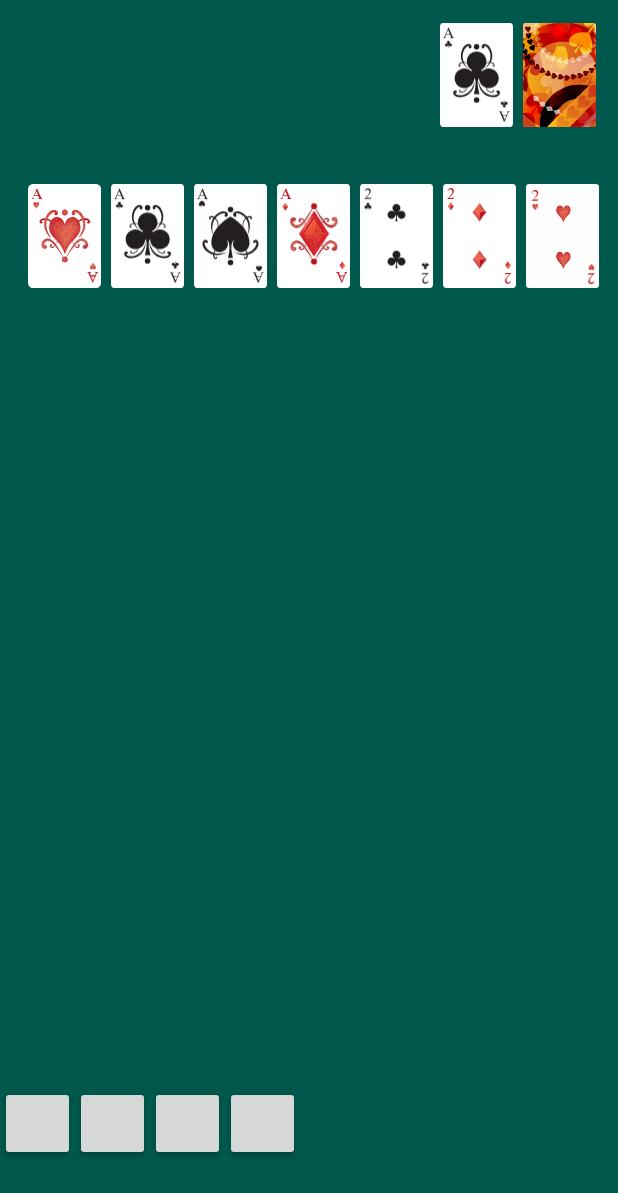
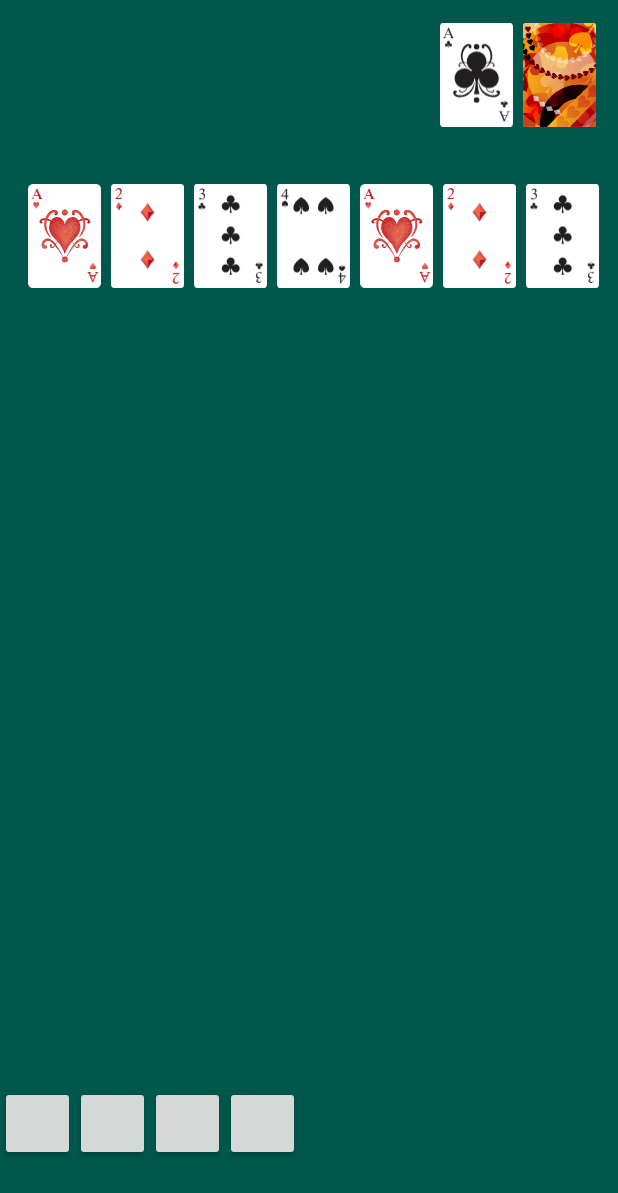
Before and after one commit to MinaToma/GameBox, an Android app: the screen it shows after launch (SolitairGameActivity), on a phone screen of 412 x 824 dp. Shown: the top 1193 px of the screen. Run offline under Robolectric (Android 15) with nearby library versions, the light colour scheme and no system bars.

Commit message:
getting card by name

```diff
--- a/app/src/main/java/com/example/mina/gamebox/SolitairGameActivity.java
+++ b/app/src/main/java/com/example/mina/gamebox/SolitairGameActivity.java
@@ -22,6 +22,7 @@ public class SolitairGameActivity extends AppCompatActivity {
     ArrayList<Stack<Card>> playCardStack , finishedCard;
     Pair<Float,Float> drawCardPosition , drawnCardPosition;
     ArrayList<Pair<Float , Float>> playCardPostion , finishedCardPosition;
+    ArrayList<String> cardType;
 
     @Override
     protected void onCreate(Bundle savedInstanceState) {
@@ -39,14 +40,22 @@ public class SolitairGameActivity extends AppCompatActivity {
         drawnCardStack = new Stack<Card>();
         playCardStack = new ArrayList<Stack<Card>>();
         finishedCard = new ArrayList<Stack<Card>>();
+        cardType = new ArrayList<String>();
 
-        initializeFinishedCardPosition();
+        initializeCardType();
         initializeCards();
         initializeDrawStack();
         initializeDrawnStackPosition();
         initializePlayCardPosition();
+        initializeFinishedCardPosition();
     }
 
+    private void initializeCardType() {
+        cardType.add(new String("hearts"));
+        cardType.add(new String("diamonds"));
+        cardType.add(new String("clubs"));
+        cardType.add(new String("spades"));
+    }
 
     private void initializeCards() {
         for(int i = 0 ; i < 52 ; i++)
@@ -194,42 +203,16 @@ public class SolitairGameActivity extends AppCompatActivity {
         Float x = playRelativeLayout.getX() , y = playRelativeLayout.getY();
         playCardPostion = new ArrayList<Pair<Float, Float>>();
 
+        Log.i("min", "CARASDKASJFKLASHK");
         for(int i = 0 ; i < 7 ; i++)
         {
-            Log.i("min" ,Integer.toString(i));
             playCardPostion.add(new Pair<Float, Float>(x , y));
-            Card card;
-            if(i == 0){
 
-                card = new Card(getBaseContext() , R.drawable.hearts1 , baseImageButton.getLayoutParams());
-            }
-            else if(i == 1) {
+            String cardName = cardType.get(i % 4);
+            cardName += Integer.toString(i%4 + 1);
 
-                card = new Card(getBaseContext(), R.drawable.clubs1, baseImageButton.getLayoutParams());
-            }
-            else if(i == 2)
-            {
-
-                card = new Card(getBaseContext() , R.drawable.spades1, baseImageButton.getLayoutParams());
-            }
-
-            else if(i == 3){
-
-                card = new Card(getBaseContext() , R.drawable.diamonds1 , baseImageButton.getLayoutParams());
-            }
-            else if(i == 4){
-
-                card = new Card(getBaseContext() , R.drawable.clubs2 , baseImageButton.getLayoutParams());
-            }
-            else if(i == 5){
-
-                card = new Card(getBaseContext() , R.drawable.diamonds2 , baseImageButton.getLayoutParams());
-            }
-            else {
-
-                card = new Card(getBaseContext() , R.drawable.hearts2 , baseImageButton.getLayoutParams());
-            }
-
+            int pictureId = getBaseContext().getResources().getIdentifier(cardName , "drawable" , getBaseContext().getPackageName());
+            Card card = new Card(getBaseContext() , pictureId , baseImageButton.getLayoutParams());
 
             card.setPosition(playCardPostion.get(i));
             card.setPlay(true);
```
